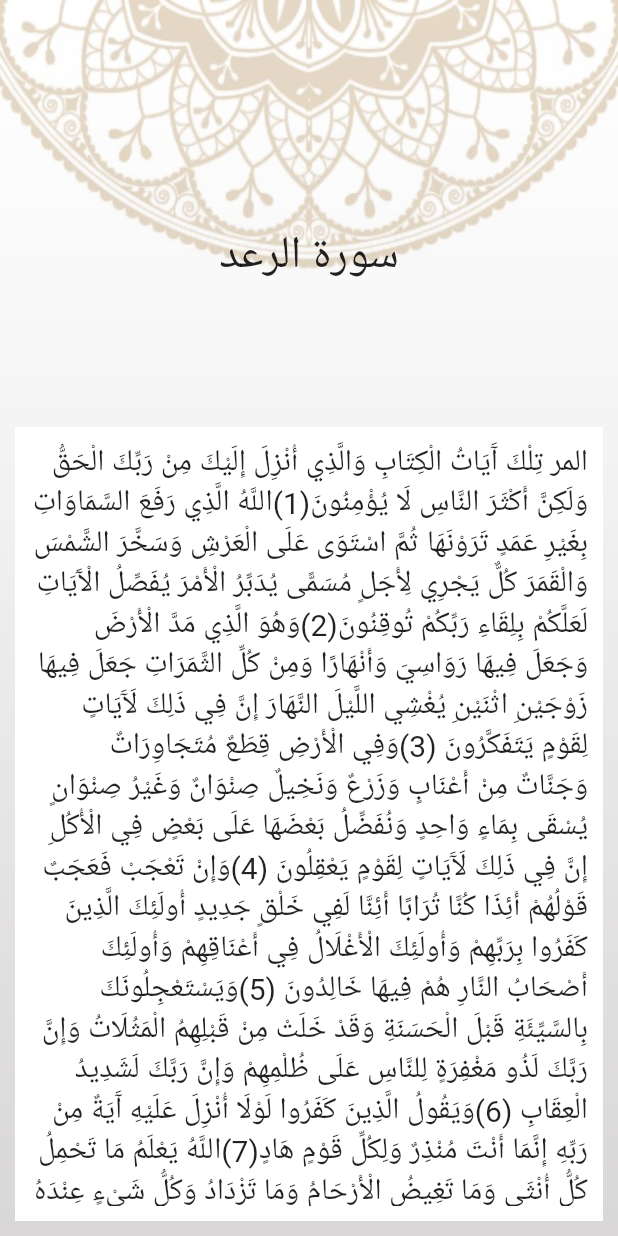
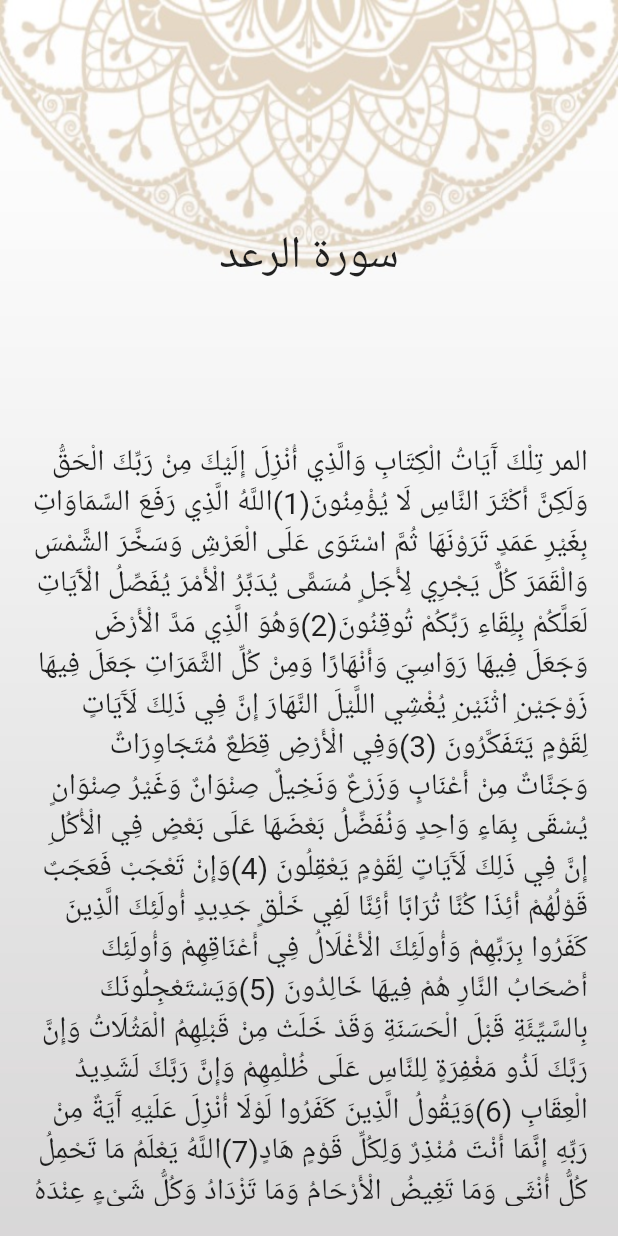
Before and after one commit to Youssef-Bassem/IslamiApp, a Flutter app: the screen it shows after launch, scrolled down 576 dp, after a tap on "الرعد", on a phone screen of 412 x 824 dp. Run offline on Flutter 3.47's test engine with Material 2 defaults, Android fonts, the phone set to English and light mode, and no system bars; generated files the repository leaves out were written again.

Commit message:
Theme Provider

```diff
--- a/lib/ahades2.dart
+++ b/lib/ahades2.dart
@@ -87,8 +87,7 @@ class SuracontentState extends State<Suracontent> {
                 child: Container(
                     margin: EdgeInsets.all(10),
                     padding: EdgeInsets.all(10),
-                    color: provider.isDarkModeEnabled()?
-                    Colors.black : Colors.white,
+                    color: Colors.transparent,
                     child: SingleChildScrollView(
                         child: Text(data , style: TextStyle(fontSize: 24 ,),textDirection: TextDirection.rtl,)) ),
               ),
--- a/lib/suracontent.dart
+++ b/lib/suracontent.dart
@@ -73,8 +73,7 @@ class SuracontentState extends State<Suracontent> {
               child: Container(
                 margin: EdgeInsets.all(10),
                 padding: EdgeInsets.all(10),
-                  color: provider.isDarkModeEnabled()?
-                  Colors.black : Colors.white,
+                  color: Colors.transparent,
                   child: SingleChildScrollView(
                       child: Text(data , style: TextStyle(fontSize: 20 ,),textDirection: TextDirection.rtl,)) ),
             ),
```
